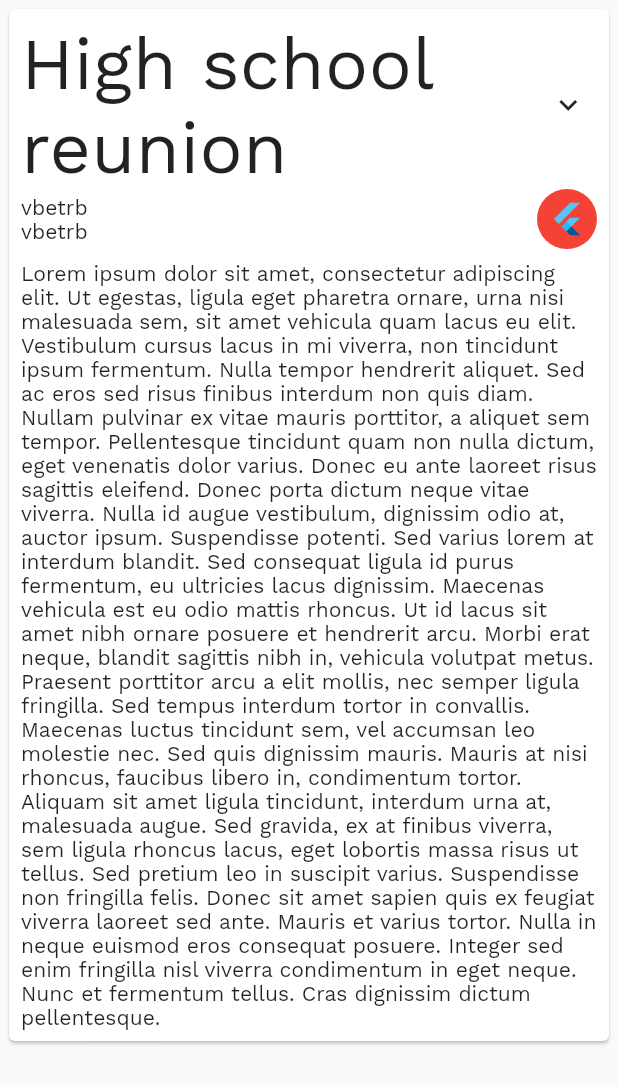
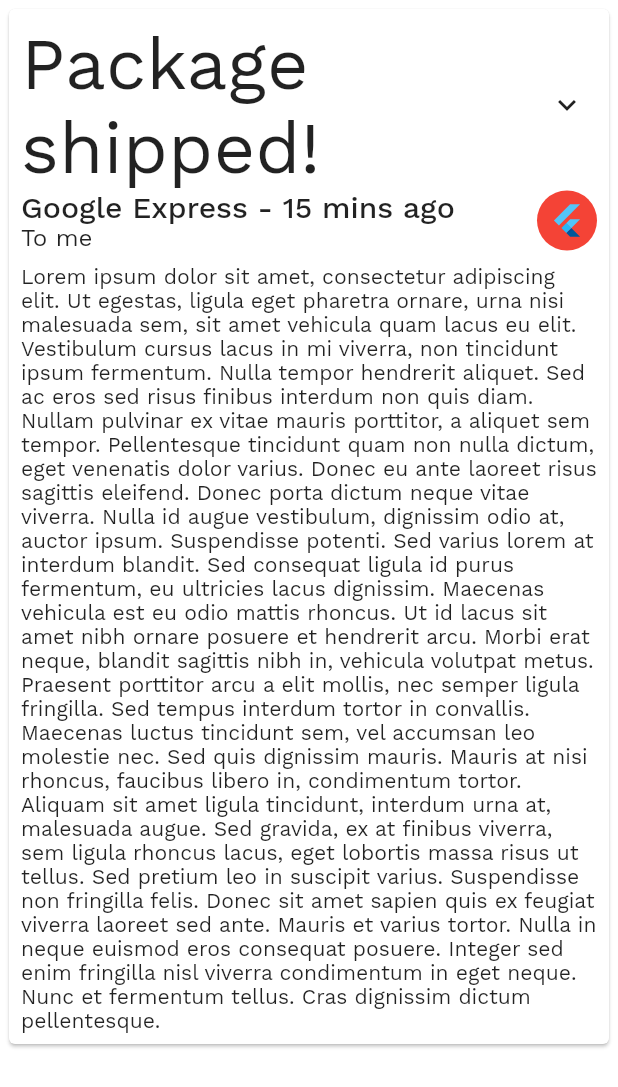
Before and after one commit to ibhavikmakwana/reply, a Flutter app: the DetailView screen opened directly with sample values from the repository, on a phone screen of 412 x 824 dp. Shown: the top 1087 px of the screen. Run offline on Flutter 3.47's test engine with Material 2 defaults, Android fonts, the phone set to English and light mode, and no system bars; network calls fail; project files that could hold a hidden picture were left out.

Commit message:
list item, detail, accent color

```diff
--- a/lib/ui/ui/detail.dart
+++ b/lib/ui/ui/detail.dart
@@ -11,6 +11,7 @@ class DetailView extends StatelessWidget {
   Widget build(BuildContext context) {
     return SafeArea(
       child: Scaffold(
+        backgroundColor: Colors.white,
         body: SingleChildScrollView(
           scrollDirection: Axis.vertical,
           child: Padding(
@@ -19,6 +20,7 @@ class DetailView extends StatelessWidget {
               child: Padding(
                 padding: const EdgeInsets.all(8.0),
                 child: Column(
+                  mainAxisSize: MainAxisSize.max,
                   children: <Widget>[
                     titleView(context),
                     aboutView(context),
@@ -41,20 +43,19 @@ class DetailView extends StatelessWidget {
       children: <Widget>[
         Expanded(
           flex: 9,
-          child: Hero(
-            tag: listItemModel.title,
-            child: Text(
-              "High school reunion",
-              softWrap: true,
-              style: TextStyle(fontSize: 48.0),
-            ),
+          child: Text(
+            listItemModel.title,
+            softWrap: true,
+            style: TextStyle(fontSize: 48.0),
           ),
         ),
-        Expanded(
-          child: InkWell(
-            radius: 24.0,
-            borderRadius: BorderRadius.circular(24.0),
-            onTap: () {},
+        InkWell(
+          borderRadius: BorderRadius.circular(24.0),
+          onTap: () {
+            Navigator.pop(context);
+          },
+          child: Padding(
+            padding: const EdgeInsets.all(8.0),
             child: Icon(
               Icons.keyboard_arrow_down,
             ),
@@ -69,9 +70,22 @@ class DetailView extends StatelessWidget {
       mainAxisAlignment: MainAxisAlignment.spaceBetween,
       children: <Widget>[
         Column(
+          crossAxisAlignment: CrossAxisAlignment.start,
           children: <Widget>[
-            Text("vbetrb"),
-            Text("vbetrb"),
+            Text(
+              "${listItemModel.userName} - ${listItemModel.time}",
+              style: Theme
+                  .of(context)
+                  .textTheme
+                  .title,
+            ),
+            Text(
+              "To me",
+              style: Theme
+                  .of(context)
+                  .textTheme
+                  .subhead,
+            ),
           ],
         ),
         CircleAvatar(
--- /dev/null
+++ b/lib/utils/app_data.dart
@@ -0,0 +1,4 @@
+class AppData {
+  //strings
+  static const String appName = "Reply";
+}
```
Also changed, not shown: lib/main.dart (+7 -3 lines), lib/ui/Home.dart (+100 -35 lines), lib/ui/ui/ListItemLayout.dart (+42 -45 lines).
